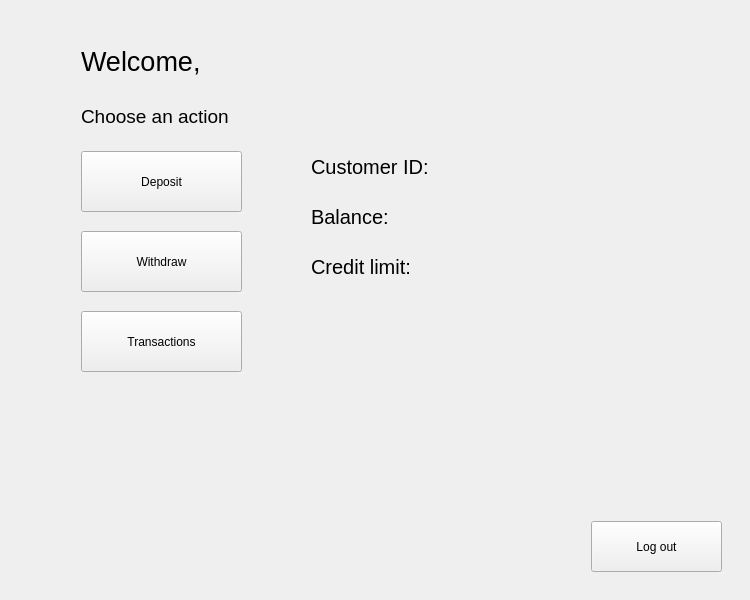
25kmo-project/group_11, file bank-automat/gui/accountview.ui: the form before one commit.
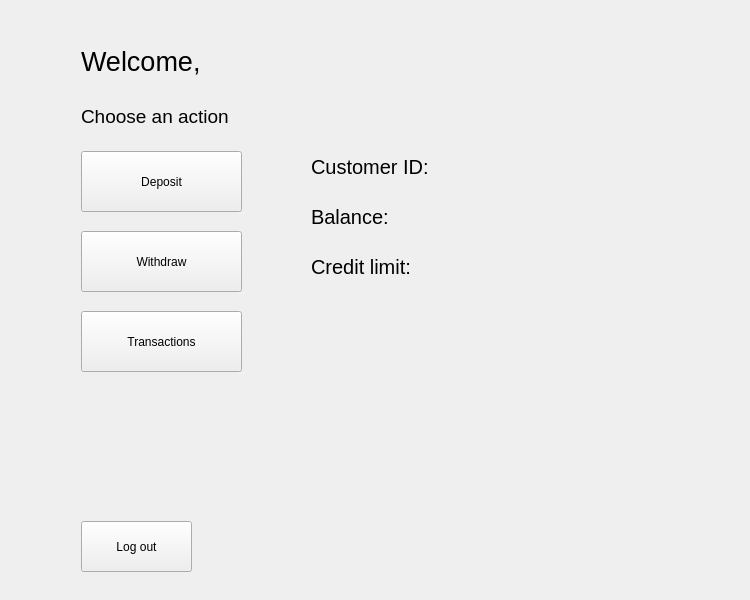
The form after the commit.

Commit message: Lisätty €-merkit deposit ikkunaan

What changed in the file:
```diff
--- a/bank-automat/gui/accountview.ui
+++ b/bank-automat/gui/accountview.ui
@@ -91,9 +91,9 @@
       <widget class="QPushButton" name="btnLogout">
        <property name="geometry">
         <rect>
-         <x>580</x>
+         <x>70</x>
          <y>510</y>
-         <width>131</width>
+         <width>111</width>
          <height>51</height>
         </rect>
        </property>
```
The commit also changes 1 other file.
